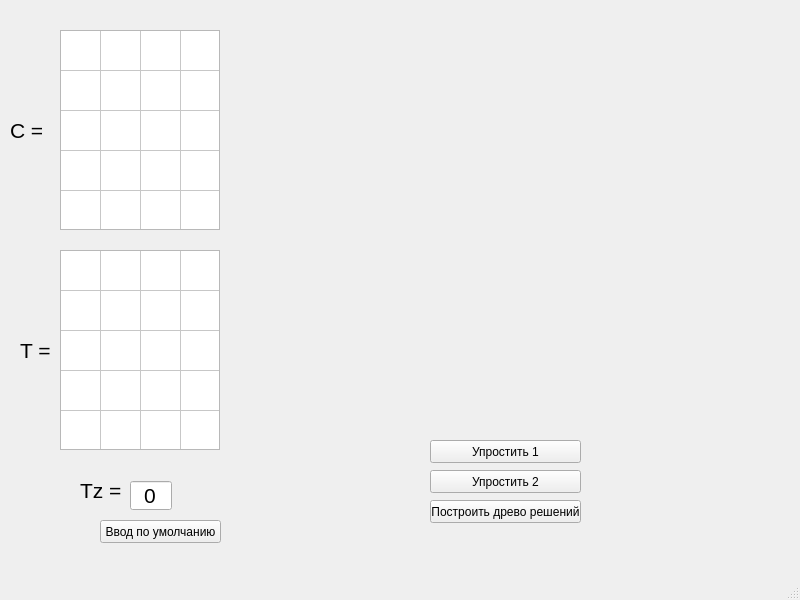
Qt form mainForm.ui (StreakQ/ubs) before a commit.
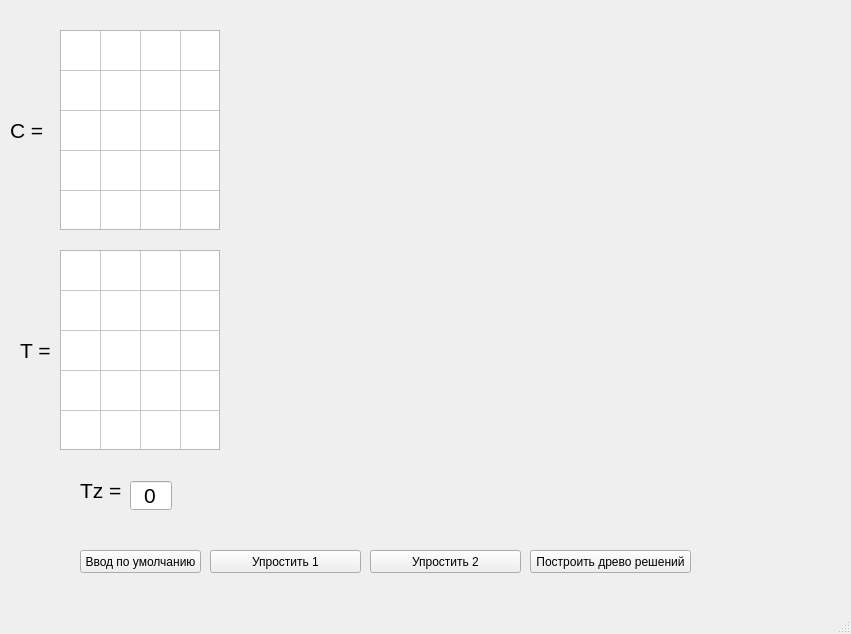
The same form after that commit.

Commit message: корректное свг

Diff of the .ui file:
```diff
--- a/mainForm.ui
+++ b/mainForm.ui
@@ -6,8 +6,8 @@
    <rect>
     <x>0</x>
     <y>0</y>
-    <width>800</width>
-    <height>600</height>
+    <width>851</width>
+    <height>634</height>
    </rect>
   </property>
   <property name="windowTitle">
@@ -152,8 +152,8 @@
    <widget class="QPushButton" name="std_input">
     <property name="geometry">
      <rect>
-      <x>100</x>
-      <y>520</y>
+      <x>80</x>
+      <y>550</y>
       <width>121</width>
       <height>23</height>
      </rect>
@@ -165,8 +165,8 @@
    <widget class="QPushButton" name="simplify1">
     <property name="geometry">
      <rect>
-      <x>430</x>
-      <y>440</y>
+      <x>210</x>
+      <y>550</y>
       <width>151</width>
       <height>23</height>
      </rect>
@@ -178,8 +178,8 @@
    <widget class="QPushButton" name="simplify2">
     <property name="geometry">
      <rect>
-      <x>430</x>
-      <y>470</y>
+      <x>370</x>
+      <y>550</y>
       <width>151</width>
       <height>23</height>
      </rect>
@@ -191,9 +191,9 @@
    <widget class="QPushButton" name="build_tree">
     <property name="geometry">
      <rect>
-      <x>430</x>
-      <y>500</y>
-      <width>151</width>
+      <x>530</x>
+      <y>550</y>
+      <width>161</width>
       <height>23</height>
      </rect>
     </property>
@@ -356,6 +356,17 @@
      <string/>
     </property>
    </widget>
+   <widget class="QWidget" name="verticalLayoutWidget">
+    <property name="geometry">
+     <rect>
+      <x>250</x>
+      <y>10</y>
+      <width>501</width>
+      <height>511</height>
+     </rect>
+    </property>
+    <layout class="QVBoxLayout" name="verticalLayout"/>
+   </widget>
   </widget>
   <widget class="QMenuBar" name="menubar">
    <property name="geometry">
```
Left out of the diff: 4 changed lines with no effect on the pictures. The commit also changes 2 other files.
